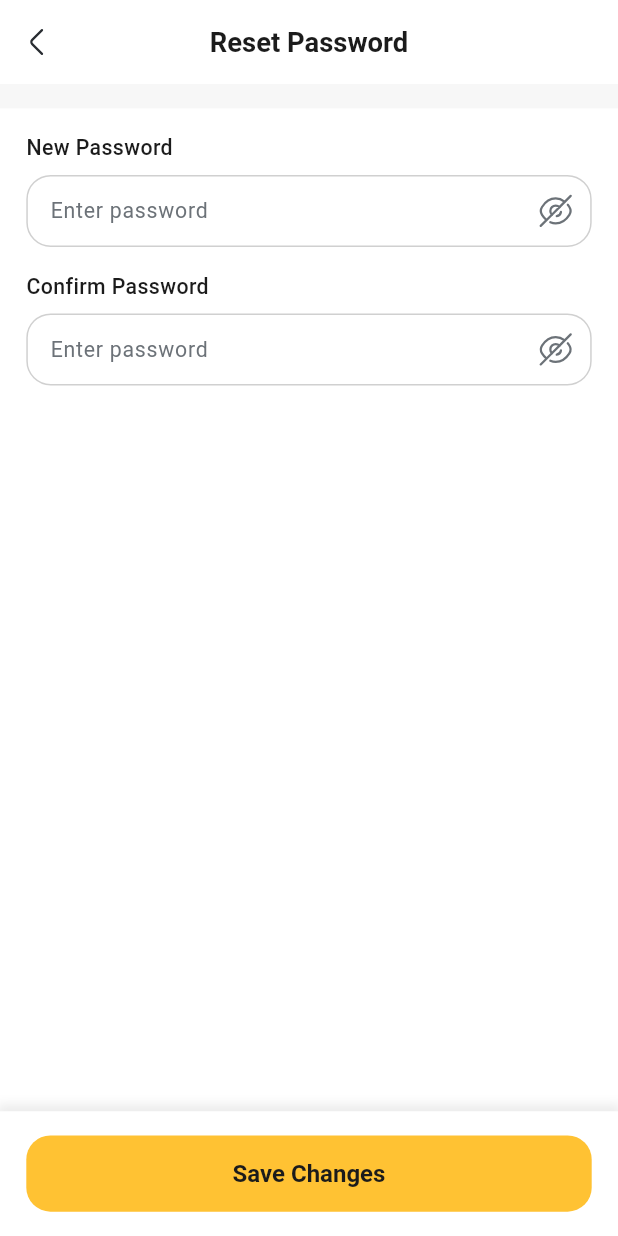
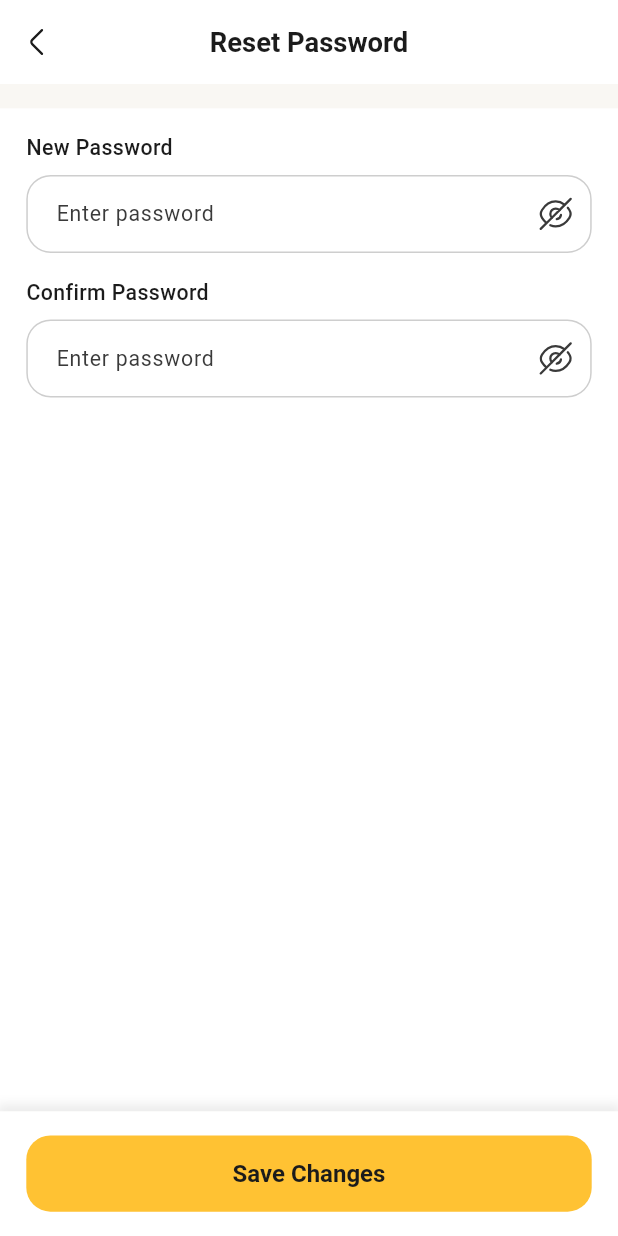
Before and after one commit to SamiMadane/doghree-rider, a Flutter app: the NewPassScreen screen opened by its route, on a phone screen of 412 x 824 dp. Run offline on Flutter 3.47's test engine with Material 3 defaults, Android fonts, the phone set to English and light mode, and no system bars; our stand-ins replace audioplayers, cached_network_image, camera, connectivity_plus, country_code_picker, dotted_border and 26 more; missing offline and left inert: flutter_foreground_task, flutter_inappwebview, just_the_tooltip, phone_numbers_parser, vector_map_tiles, vector_map_tiles_pmtiles and 1 more; accounts and stored records are empty; network calls fail; project files that could hold a hidden picture were left out.

Commit message:
feat(theme): apply Doghri brand colors to light and dark themes

```diff
--- a/lib/theme/dark_theme.dart
+++ b/lib/theme/dark_theme.dart
@@ -2,6 +2,13 @@ import 'package:flutter/material.dart';
 import 'package:flutter/services.dart';
 import 'package:doghree_rider/util/manager_colors.dart';
 import 'package:doghree_rider/util/theme_extension.dart';
+
+// new: shared border for input fields (radius 12 per brand guide)
+OutlineInputBorder _inputBorder(Color color, [double width = 1]) =>
+    OutlineInputBorder(
+      borderRadius: BorderRadius.circular(12),
+      borderSide: BorderSide(color: color, width: width),
+    );
 
 // Dark mode: primary and CTA buttons are both yellow + asphalt.
 final ButtonStyle _ctaButtonDark = ButtonStyle(
@@ -23,14 +30,16 @@ final ButtonStyle _ctaButtonDark = ButtonStyle(
     return ManagerColors.primaryDark;
   }),
   foregroundColor: WidgetStateProperty.resolveWith<Color>((states) {
-    if (states.contains(WidgetState.disabled)) return ManagerColors.hintDark;
+    if (states.contains(WidgetState.disabled)) {
+      return const Color(0x991B1B1B); // was ManagerColors.hintDark (asphalt 60% on faded yellow)
+    }
     return ManagerColors.onPrimary;
   }),
   overlayColor: const WidgetStatePropertyAll<Color>(Color(0x1F1B1B1B)),
 );
 
 ThemeData dark = ThemeData(
-  fontFamily: 'Roboto', // fonts: postponed
+  fontFamily: 'Roboto', // fonts: postponed (target: Tajawal + Lemonada for displayLarge/headlineLarge)
   primaryColor: ManagerColors.primaryDark,
   disabledColor: ManagerColors.disabledDark,
   brightness: Brightness.dark,
@@ -38,6 +47,7 @@ ThemeData dark = ThemeData(
   cardColor: ManagerColors.cardDark,
   shadowColor: ManagerColors.shadowDark,
   scaffoldBackgroundColor: ManagerColors.scaffoldBgDark,
+  dividerColor: ManagerColors.Strock2Dark, // new
   colorScheme: const ColorScheme.dark(
     primary: ManagerColors.primaryDark,
     onPrimary: ManagerColors.onPrimary,
@@ -83,11 +93,64 @@ ThemeData dark = ThemeData(
       textStyle: const TextStyle(fontSize: 14, fontWeight: FontWeight.w700),
     ),
   ),
+  // new: input fields per brand guide (radius 12, focused border yellow 1.6)
+  inputDecorationTheme: InputDecorationTheme(
+    filled: true,
+    fillColor: ManagerColors.cardDark,
+    contentPadding: const EdgeInsets.symmetric(horizontal: 16, vertical: 14),
+    hintStyle: const TextStyle(
+      fontSize: 14,
+      fontWeight: FontWeight.w400,
+      color: ManagerColors.hintDark,
+    ),
+    labelStyle: const TextStyle(
+      fontSize: 14,
+      fontWeight: FontWeight.w500,
+      color: ManagerColors.hintDark,
+    ),
+    floatingLabelStyle: const TextStyle(
+      fontSize: 14,
+      fontWeight: FontWeight.w700,
+      color: ManagerColors.TextColorDark,
+    ),
+    errorStyle: const TextStyle(
+      fontSize: 12,
+      fontWeight: FontWeight.w500,
+      color: ManagerColors.error,
+    ),
+    border: _inputBorder(ManagerColors.Strock2Dark),
+    enabledBorder: _inputBorder(ManagerColors.Strock2Dark),
+    focusedBorder: _inputBorder(ManagerColors.primaryDark, 1.6),
+    errorBorder: _inputBorder(ManagerColors.error),
+    focusedErrorBorder: _inputBorder(ManagerColors.error, 1.6),
+  ),
+  // new: chips (dark yellowSoft when selected, stadium shape)
+  chipTheme: ChipThemeData(
+    backgroundColor: ManagerColors.cardDark,
+    selectedColor: ManagerColors.primaryBgDark,
+    checkmarkColor: ManagerColors.primaryDark,
+    labelStyle: const TextStyle(
+      fontSize: 13,
+      fontWeight: FontWeight.w500,
+      color: ManagerColors.TextColorDark,
+    ),
+    side: const BorderSide(color: ManagerColors.Strock2Dark),
+    shape: const StadiumBorder(),
+    padding: const EdgeInsets.symmetric(horizontal: 12, vertical: 6),
+  ),
+  // new: cards use cardDark explicitly
+  cardTheme: const CardThemeData(
+    color: ManagerColors.cardDark,
+    surfaceTintColor: ManagerColors.cardDark,
+  ),
   popupMenuTheme: const PopupMenuThemeData(
     color: ManagerColors.cardDark,
     surfaceTintColor: ManagerColors.cardDark,
   ),
-  dialogTheme: const DialogThemeData(surfaceTintColor: ManagerColors.cardDark),
+  dialogTheme: const DialogThemeData(
+    backgroundColor: ManagerColors.cardDark, // new
+    surfaceTintColor: ManagerColors.cardDark,
+  ),
   floatingActionButtonTheme: FloatingActionButtonThemeData(
     shape: RoundedRectangleBorder(borderRadius: BorderRadius.circular(500)),
     backgroundColor: ManagerColors.fabColor,
--- a/lib/theme/light_theme.dart
+++ b/lib/theme/light_theme.dart
@@ -2,6 +2,13 @@ import 'package:flutter/material.dart';
 import 'package:flutter/services.dart';
 import 'package:doghree_rider/util/manager_colors.dart';
 import 'package:doghree_rider/util/theme_extension.dart';
+
+// new: shared border for input fields (radius 12 per brand guide)
+OutlineInputBorder _inputBorder(Color color, [double width = 1]) =>
+    OutlineInputBorder(
+      borderRadius: BorderRadius.circular(12),
+      borderSide: BorderSide(color: color, width: width),
+    );
 
 // Primary button (light): asphalt + white. Pressed: yellow + asphalt.
 final ButtonStyle _primaryButtonLight = ButtonStyle(
@@ -55,7 +62,7 @@ final ButtonStyle _ctaButtonLight = ButtonStyle(
 );
 
 ThemeData light = ThemeData(
-  fontFamily: 'Roboto', // fonts: postponed
+  fontFamily: 'Roboto', // fonts: postponed (target: Tajawal + Lemonada for displayLarge/headlineLarge)
   primaryColor: ManagerColors.primaryLight,
   disabledColor: ManagerColors.disabledLight,
   brightness: Brightness.light,
@@ -63,6 +70,7 @@ ThemeData light = ThemeData(
   cardColor: ManagerColors.cardLight,
   shadowColor: ManagerColors.shadowLight,
   scaffoldBackgroundColor: ManagerColors.scaffoldBgLight,
+  dividerColor: ManagerColors.Strock2Light, // new
   colorScheme: const ColorScheme.light(
     primary: ManagerColors.primaryLight,
     onPrimary: ManagerColors.onPrimary,
@@ -107,11 +115,64 @@ ThemeData light = ThemeData(
       textStyle: const TextStyle(fontSize: 14, fontWeight: FontWeight.w700),
     ),
   ),
+  // new: input fields per brand guide (radius 12, focused border asphalt 1.6)
+  inputDecorationTheme: InputDecorationTheme(
+    filled: true,
+    fillColor: ManagerColors.cardLight,
+    contentPadding: const EdgeInsets.symmetric(horizontal: 16, vertical: 14),
+    hintStyle: const TextStyle(
+      fontSize: 14,
+      fontWeight: FontWeight.w400,
+      color: ManagerColors.hintLight,
+    ),
+    labelStyle: const TextStyle(
+      fontSize: 14,
+      fontWeight: FontWeight.w500,
+      color: ManagerColors.hintLight,
+    ),
+    floatingLabelStyle: const TextStyle(
+      fontSize: 14,
+      fontWeight: FontWeight.w700,
+      color: ManagerColors.TextColorLight,
+    ),
+    errorStyle: const TextStyle(
+      fontSize: 12,
+      fontWeight: FontWeight.w500,
+      color: ManagerColors.error,
+    ),
+    border: _inputBorder(ManagerColors.Strock2Light),
+    enabledBorder: _inputBorder(ManagerColors.Strock2Light),
+    focusedBorder: _inputBorder(ManagerColors.onPrimary, 1.6),
+    errorBorder: _inputBorder(ManagerColors.error),
+    focusedErrorBorder: _inputBorder(ManagerColors.error, 1.6),
+  ),
+  // new: chips (yellowSoft when selected, stadium shape)
+  chipTheme: ChipThemeData(
+    backgroundColor: ManagerColors.cardLight,
+    selectedColor: ManagerColors.primaryBgLight,
+    checkmarkColor: ManagerColors.onPrimary,
+    labelStyle: const TextStyle(
+      fontSize: 13,
+      fontWeight: FontWeight.w500,
+      color: ManagerColors.TextColorLight,
+    ),
+    side: const BorderSide(color: ManagerColors.Strock2Light),
+    shape: const StadiumBorder(),
+    padding: const EdgeInsets.symmetric(horizontal: 12, vertical: 6),
+  ),
+  // new: cards use cardLight explicitly
+  cardTheme: const CardThemeData(
+    color: ManagerColors.cardLight,
+    surfaceTintColor: ManagerColors.cardLight,
+  ),
   popupMenuTheme: const PopupMenuThemeData(
     color: ManagerColors.cardLight,
     surfaceTintColor: ManagerColors.cardLight,
   ),
-  dialogTheme: const DialogThemeData(surfaceTintColor: ManagerColors.cardLight),
+  dialogTheme: const DialogThemeData(
+    backgroundColor: ManagerColors.cardLight, // new
+    surfaceTintColor: ManagerColors.cardLight,
+  ),
   floatingActionButtonTheme: FloatingActionButtonThemeData(
     shape: RoundedRectangleBorder(borderRadius: BorderRadius.circular(500)),
     backgroundColor: ManagerColors.fabColor,
@@ -136,6 +197,7 @@ ThemeData light = ThemeData(
     color: ManagerColors.Strock2Light,
   ),
   iconTheme: const IconThemeData(color: ManagerColors.iconLight),
+  primaryIconTheme: const IconThemeData(color: ManagerColors.iconLight), // new (existed only in dark)
   textTheme: const TextTheme(
     bodyMedium: TextStyle(color: ManagerColors.TextColorLight),
   ),
--- a/lib/util/manager_colors.dart
+++ b/lib/util/manager_colors.dart
@@ -8,33 +8,36 @@ class ManagerColors {
   static const Color white = Colors.white;
   static const Color black = Colors.black;
 
-  static const Color orangeLightMode = Color(0xFFE28D00);
-  static const Color orangeDarkMode = Color(0xFFFFFfE5);
-  static const Color orangeBgLightMode = Color(0x1FE28D00);
-  static const Color orangeBgDarkMode = Color(0x1FFFFFFF);
+  // Orange family = brand "warning" (E8890C)
+  static const Color orangeLightMode = Color(0xFFE8890C); // was 0xFFE28D00
+  static const Color orangeDarkMode = Color(0xFFE8890C); // was 0xFFFFFfE5 (typo: near-white)
+  static const Color orangeBgLightMode = Color(0x1FE8890C); // was 0x1FE28D00
+  static const Color orangeBgDarkMode = Color(0x1FE8890C); // was 0x1FFFFFFF
 
+  // NOTE: not part of the Doghri palette. Left as is: check usages and replace/remove.
   static const Color purple = Color(0xFFA456EC);
 
-// Green Family
-  static const Color greenLightMode = Color(0xFF00AC3F);
-  static const Color greenDarkMode = Color(0xFF4ADE80);
-  static const Color greenBgLightMode = Color(0x3300AC3F);
+// Green Family (brand has a single green: success 19B36B)
+  static const Color success = Color(0xFF19B36B);
+  static const Color greenLightMode = Color(0xFF19B36B); // was 0xFF00AC3F
+  static const Color greenDarkMode = Color(0xFF19B36B); // was 0xFF4ADE80
+  static const Color greenBgLightMode = Color(0x3319B36B); // was 0x3300AC3F
   static const Color greenBgDarkMode = Color(0xFF1A2E1F);
-  static const Color lightGreen = Color(0xFF2ABF61);
-  static const Color darkGreen = Color(0xFF388E3C);
-  static const Color oliveGreen = Color(0xFF70A43A);
-  static const Color greenCircle = Color(0xFFDCFBBB);
+  static const Color lightGreen = Color(0xFF19B36B); // was 0xFF2ABF61
+  static const Color darkGreen = Color(0xFF19B36B); // was 0xFF388E3C
+  static const Color oliveGreen = Color(0xFF19B36B); // was 0xFF70A43A
+  static const Color greenCircle = Color(0xFFDCF4E9); // was 0xFFDCFBBB (15% success tint on white)
 
-// Gray Family
-  static const Color grayLightMode = Color(0xFFDCE0E3);
-  static const Color grayDarkMode = Color(0xFF6B7280);
+// Gray Family (neutral grays, no blue tint)
+  static const Color grayLightMode = Color(0xFFDDDDDD); // was 0xFFDCE0E3
+  static const Color grayDarkMode = Color(0xFF8C8C8C); // was 0xFF6B7280
   static const Color grayBgLightMode = Color(0xFFE9E9E9);
-  static const Color grayBgDarkMode = Color(0xFF1F2937);
+  static const Color grayBgDarkMode = Color(0xFF262626); // was 0xFF1F2937
   static const Color grayCirule = Color(0xFFA7A7A7);
-  static const Color darkGray = Color(0xFF68707D);
+  static const Color darkGray = Color(0xFF3A3A3A); // was 0xFF68707D (roadGrey)
   static const Color grayCiruleSelected = Color(0xFFCECECE);
-  static const Color disabledButtonLightMode = Color(0xFFDEDFE3);
-  static const Color disabledButtonDarkMode = Color(0xFF374151);
+  static const Color disabledButtonLightMode = Color(0x331B1B1B); // was 0xFFDEDFE3
+  static const Color disabledButtonDarkMode = Color(0x4DFFC233); // was 0xFF374151
 
 // Blue Family
   static const Color blueBgLightMode = Color(0xFFFFF1CC); // was 0x3306238D
@@ -46,13 +49,13 @@ class ManagerColors {
   static const Color naturalBlueLightMode = Color(0xFF8A5F00); // was 0xFF2E68E5
   static const Color naturalBlueDarkMode = Color(0xFFFFC233); // was 0xFF60A5FA
 
-// Red Family
-  static const Color redLightMode = Color(0xFFEF4444);
-  static const Color redDarkMode = Color(0xFFF87171);
-  static const Color redBgLightMode = Color(0x33EF4444);
+// Red Family (brand danger: E5484D)
+  static const Color redLightMode = Color(0xFFE5484D); // was 0xFFEF4444
+  static const Color redDarkMode = Color(0xFFE5484D); // was 0xFFF87171
+  static const Color redBgLightMode = Color(0x33E5484D); // was 0x33EF4444
   static const Color redBgDarkMode = Color(0xFF2D1515);
 
-  static const Color red = Color(0xFFE64849);
+  static const Color red = Color(0xFFE5484D); // was 0xFFE64849
   static const Color redCircle = Color(0xFFFFD9D7);
 
   // new: text/icons on yellow
@@ -64,40 +67,41 @@ class ManagerColors {
   static const Color primaryDark = Color(0xFFFFC233); // was 0xFF4A90E2
   static const Color primaryBgDark = Color(0xFF3D341F); // was 0x334A90E2
 
-  static const Color scaffoldBgLight = Color(0xFFF7F7F7);
+  static const Color scaffoldBgLight = Color(0xFFF9F7F3);
   static const Color cardLight = Color(0xFFFFFFFF);
-  static const Color disabledLight = Color(0xFF6C7278);
+  static const Color disabledLight = Color(0x613A3A3A); // was 0xFF6C7278
   static const Color Strock1Light = Color(0xFFA8A8A8);
-  static const Color Strock2Light = Color(0xFFD0D0D0);
-  static const Color hintLight = Color(0xFF6C7278);
+  static const Color Strock2Light = Color(0x403A3A3A); // was 0xFFD0D0D0
+  static const Color hintLight = Color(0xFF3A3A3A); // was 0xFF6C7278 (roadGrey)
   static const Color shadowLight = Color(0x13000000);
-  static const Color iconLight = Color(0xFF292D32);
+  static const Color iconLight = Color(0xFF1B1B1B); // was 0xFF292D32
   static const Color TextColorLight = Color(0xFF1B1B1B); // was 0xFF2B3141
   static const Color senderMessageBgLight = Color(0xFFF8F8F8);
-  static const Color receiverMessageBgLight = Color(0xFF2B3141);
+  static const Color receiverMessageBgLight = Color(0xFF1B1B1B); // was 0xFF2B3141
   static const Color bottomAppBarLight = Colors.white;
 
   // 🌚 Dark Theme Colors
-  static const Color scaffoldBgDark = Color(0xFF161617);
-  static const Color cardDark = Color(0xFF000000);
-  static const Color disabledDark = Color(0xFFF0F0F0);
+  static const Color scaffoldBgDark = Color(0xFF121212);
+  static const Color cardDark = Color(0xFF1B1B1B);
+  static const Color disabledDark = Color(0x61FFFFFF); // was 0xFFF0F0F0
   static const Color Strock1Dark = Color(0xFF6B6B6B);
-  static const Color Strock2Dark = Color(0xFF3A3A3A);
-  static const Color hintDark = Color(0xFFBEBEBE);
+  static const Color Strock2Dark = Color(0x33FFFFFF); // was 0xFF3A3A3A
+  static const Color hintDark = Color(0xB3FFFFFF); // was 0xFFBEBEBE
   static const Color shadowDark = Color(0x1FFFFFFF);
   static const Color TextColorDark = Color(0xFFFFFFFF);
   static const Color senderMessageBgDark = Color(0x33FFFFFF);
   static const Color receiverMessageBgDark = Color(0xFF1E1E1E);
 
   static const Color iconDark = Colors.white;
-  static const Color bottomAppBarDark = Colors.black;
+  static const Color bottomAppBarDark = Color(0xFF1B1B1B);
 
   // 🎯 Status Colors
-  static const Color warning = Color(0xFFFFC107);
-  static const Color error = Color(0xFFF44336);
+  static const Color warning = Color(0xFFE8890C); // was 0xFFFFC107
+  static const Color error = Color(0xFFE5484D); // was 0xFFF44336
 
   // 🔹 Additional Colors (optional, used in UI components)
   static const Color fabColor = primaryLight;
-  static const Color textButtonLight = Color(0xFF8A5F00); // was primaryLight (yellow text on white is unreadable)
+  static const Color textButtonLight = Color(
+      0xFF8A5F00); // was primaryLight (yellow text on white is unreadable)
   static const Color textButtonDark = Color(0xFFFFC233); // was 0xFF54B46B
 }
```
